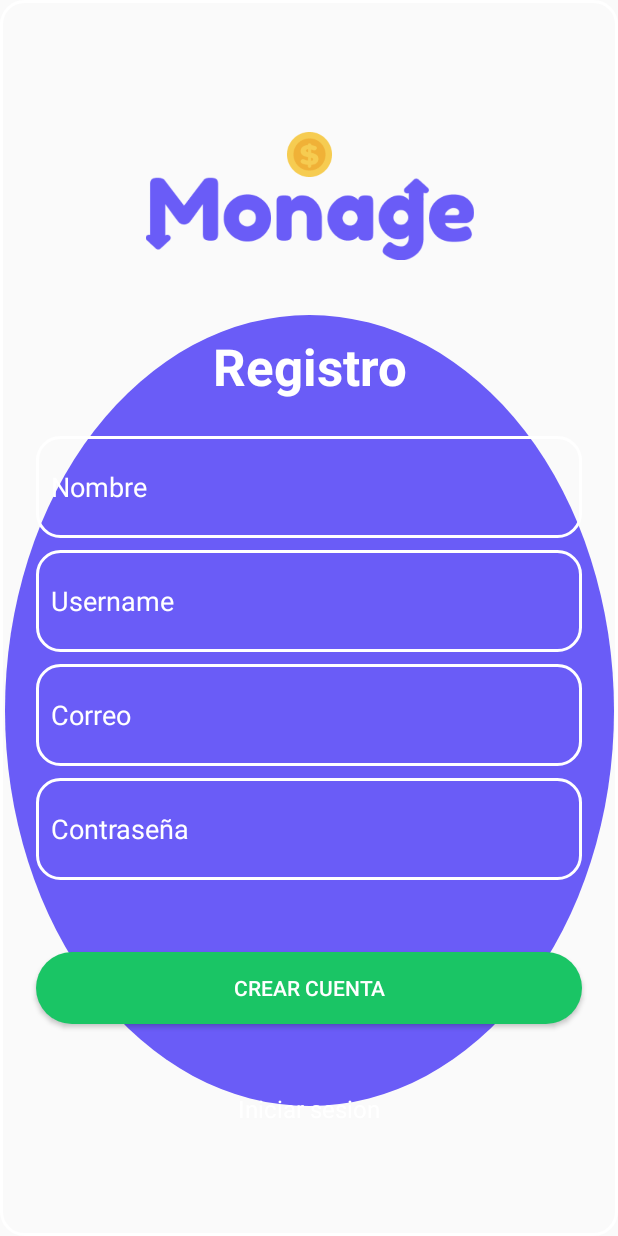
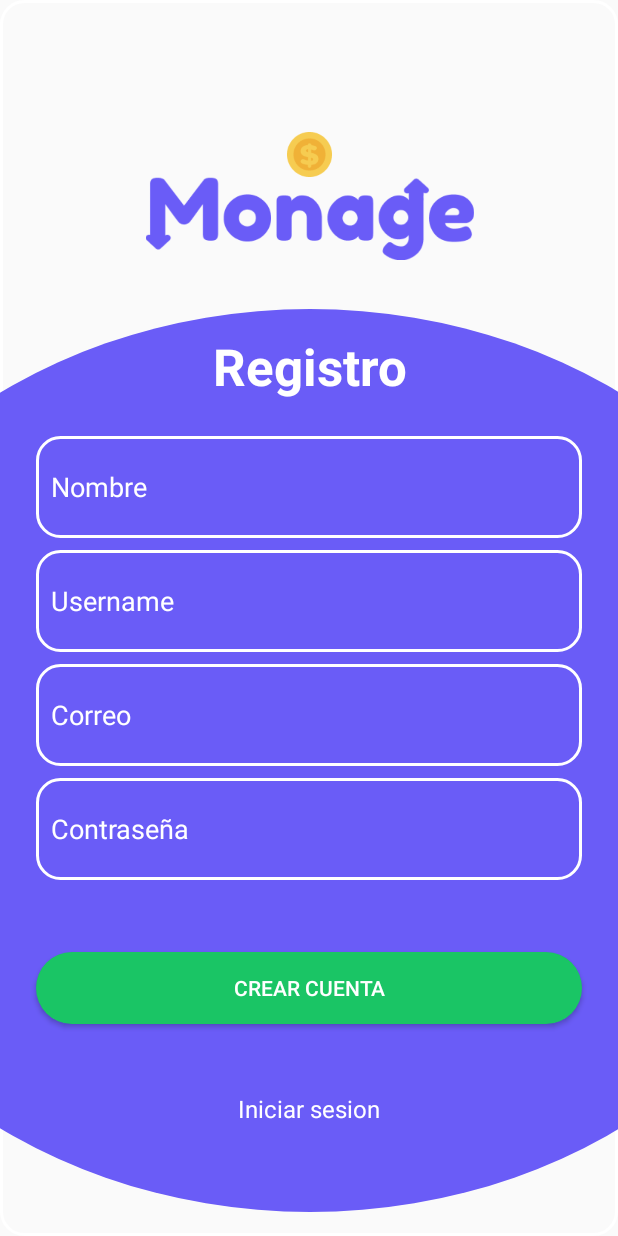
Before and after one commit to FernandaRojas152/monage, an Android app: the screen it shows after launch (RegistrationActivity), on a phone screen of 412 x 824 dp. Run offline under Robolectric (Android 15) with nearby library versions, the light colour scheme and no system bars; our stand-ins replace Firebase (no records; nobody signed in at launch, a user with empty details on screens opened directly).

Commit message:
screens fixed (circles)

```diff
--- a/app/src/main/res/layout/activity_login.xml
+++ b/app/src/main/res/layout/activity_login.xml
@@ -7,8 +7,8 @@
     tools:context=".LoginActivity">
 
     <androidx.constraintlayout.widget.ConstraintLayout
-        android:layout_width="410dp"
-        android:layout_height="496dp"
+        android:layout_width="712dp"
+        android:layout_height="602dp"
         android:layout_marginTop="48dp"
         android:background="@drawable/back"
         app:layout_constraintBottom_toBottomOf="parent"
--- a/app/src/main/res/layout/activity_registration.xml
+++ b/app/src/main/res/layout/activity_registration.xml
@@ -9,8 +9,8 @@
 
     <androidx.constraintlayout.widget.ConstraintLayout
         android:id="@+id/constraintLayout"
-        android:layout_width="406dp"
-        android:layout_height="527dp"
+        android:layout_width="712dp"
+        android:layout_height="602dp"
         android:layout_marginTop="32dp"
         android:background="@drawable/back"
         app:layout_constraintBottom_toBottomOf="parent"
```
